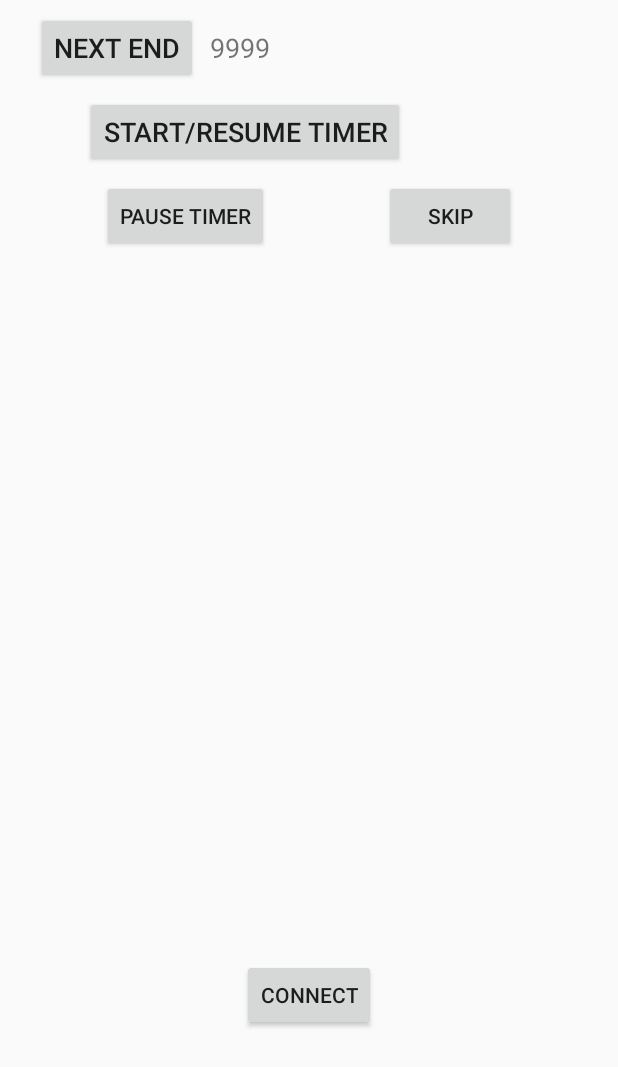
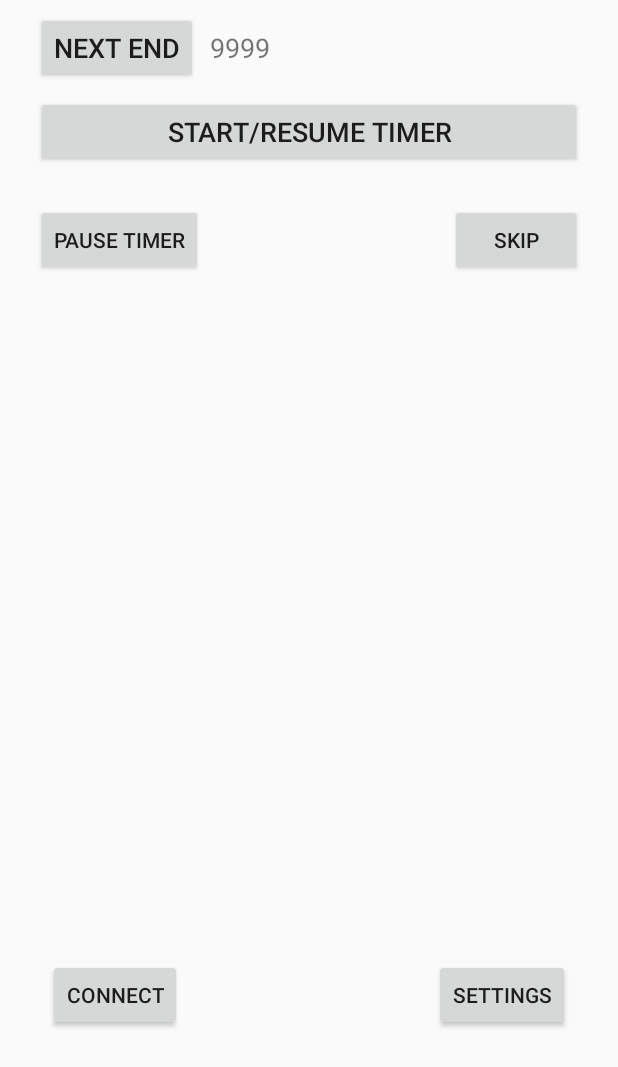
Before and after one commit to steveicarus/archery-timer, an Android app: the screen it shows after launch (MainActivity), on a phone screen of 412 x 824 dp, the part 169-1236 px from its top. Run offline under Robolectric (Android 15) with nearby library versions, the light colour scheme and no system bars.

Commit message:
Add toggle-fullscreen to remote control.
Also add a Settings activity to hold the toggle-fullscreen
and other controls.

```diff
--- a/archery_timer_remote/app/src/main/java/com/icarus/archery_timer_remote/MainActivity.java
+++ b/archery_timer_remote/app/src/main/java/com/icarus/archery_timer_remote/MainActivity.java
@@ -15,6 +15,9 @@ public class MainActivity extends AppCompatActivity {
 
     private final static String DTAG = "MainActivity";
 
+    /* Pointer to the main activity that other activities can use. */
+    public static MainActivity global_activity;
+
     /* This is the connection to the timer device. */
     private static Socket timer_port = new Socket();
 
@@ -28,16 +31,24 @@ public class MainActivity extends AppCompatActivity {
         Log.d(DTAG, "set_port port=" + port.toString());
         timer_port = port;
     }
+
     @Override
     protected void onCreate(Bundle savedInstanceState) {
         super.onCreate(savedInstanceState);
         setContentView(R.layout.activity_main);
+        global_activity = this;
     }
 
     /** Called when the user taps the Connect button */
     public void connect_button_click(View view) {
         Intent intent = new Intent(this, ServerConnection.class);
         startActivityForResult(intent, 1);
+    }
+
+    /** Called with the user taps the Settings button */
+    public void settings_button_click(View view) {
+        Intent intent = new Intent(this, GadgetSettings.class);
+        startActivity(intent);
     }
 
     @Override
@@ -67,6 +78,10 @@ public class MainActivity extends AppCompatActivity {
             (new CommandResponse(this, timer_port)).execute("fast-forward");
     }
 
+    public void toggle_fullscreen_command() {
+        (new CommandResponse(this, timer_port)).execute("toggle-fullscreen");
+    }
+
     public void set_version_string(String text) {
         TextView view = findViewById(R.id.server_version_string);
         view.setText(text);
--- a/archery_timer_remote/app/src/main/res/layout/activity_main.xml
+++ b/archery_timer_remote/app/src/main/res/layout/activity_main.xml
@@ -38,16 +38,16 @@
 
     <Button
         android:id="@+id/start_timer_button"
-        android:layout_width="wrap_content"
+        android:layout_width="0dp"
         android:layout_height="wrap_content"
-        android:layout_marginStart="8dp"
-        android:layout_marginLeft="8dp"
+        android:layout_marginStart="24dp"
         android:layout_marginTop="8dp"
-        android:layout_marginEnd="8dp"
-        android:layout_marginRight="8dp"
+        android:layout_marginEnd="24dp"
+        android:layout_marginBottom="9dp"
         android:onClick="start_timer_button_click"
         android:text="@string/start_timer_button"
         android:textSize="18sp"
+        app:layout_constraintBottom_toTopOf="@+id/pause_button"
         app:layout_constraintEnd_toEndOf="parent"
         app:layout_constraintHorizontal_bias="0.266"
         app:layout_constraintStart_toStartOf="parent"
@@ -57,11 +57,10 @@
         android:id="@+id/pause_button"
         android:layout_width="wrap_content"
         android:layout_height="wrap_content"
-        android:layout_marginTop="8dp"
+        android:layout_marginStart="24dp"
+        android:layout_marginTop="24dp"
         android:onClick="pause_button_click"
         android:text="@string/pause_timer_button"
-        app:layout_constraintEnd_toStartOf="@+id/fast_forward_button"
-        app:layout_constraintHorizontal_bias="0.5"
         app:layout_constraintStart_toStartOf="parent"
         app:layout_constraintTop_toBottomOf="@+id/start_timer_button" />
 
@@ -69,14 +68,11 @@
         android:id="@+id/fast_forward_button"
         android:layout_width="wrap_content"
         android:layout_height="wrap_content"
-        android:layout_marginStart="8dp"
-        android:layout_marginLeft="8dp"
-        android:layout_marginTop="8dp"
+        android:layout_marginTop="24dp"
+        android:layout_marginEnd="24dp"
         android:onClick="fast_forward_button_click"
         android:text="@string/fast_forward_button"
         app:layout_constraintEnd_toEndOf="parent"
-        app:layout_constraintHorizontal_bias="0.5"
-        app:layout_constraintStart_toEndOf="@+id/pause_button"
         app:layout_constraintTop_toBottomOf="@+id/start_timer_button" />
 
     <TextView
@@ -99,14 +95,10 @@
         android:layout_width="wrap_content"
         android:layout_height="wrap_content"
         android:layout_marginStart="32dp"
-        android:layout_marginLeft="32dp"
-        android:layout_marginEnd="32dp"
-        android:layout_marginRight="32dp"
         android:layout_marginBottom="24dp"
         android:onClick="connect_button_click"
         android:text="@string/connect_button"
         app:layout_constraintBottom_toBottomOf="parent"
-        app:layout_constraintEnd_toEndOf="parent"
         app:layout_constraintStart_toStartOf="parent" />
 
     <TextView
@@ -120,5 +112,16 @@
         app:layout_constraintEnd_toEndOf="parent"
         app:layout_constraintStart_toStartOf="parent" />
 
+    <Button
+        android:id="@+id/settings_button"
+        android:layout_width="wrap_content"
+        android:layout_height="wrap_content"
+        android:layout_marginEnd="32dp"
+        android:layout_marginBottom="24dp"
+        android:onClick="settings_button_click"
+        android:text="@string/settings_button"
+        app:layout_constraintBottom_toBottomOf="parent"
+        app:layout_constraintEnd_toEndOf="parent" />
+
 
 </androidx.constraintlayout.widget.ConstraintLayout>
--- a/archery_timer_remote/app/src/main/res/values/strings.xml
+++ b/archery_timer_remote/app/src/main/res/values/strings.xml
@@ -11,4 +11,9 @@
     <string name="ip_number_label">IP Number</string>
     <string name="ip_port_label">Port Number</string>
     <string name="ip_number_default">192.168.4.1</string>
+    <string name="callup_time_label">Callup time:</string>
+    <string name="fullscreen_button">Toggle fullscreen</string>
+    <string name="end_time_label">End time:</string>
+    <string name="warn_time_label">Warn time:</string>
+    <string name="settings_button">Settings</string>
 </resources>
```
Also changed, not shown: archery_timer_remote/app/src/main/AndroidManifest.xml (+8 -6 lines), archery_timer_remote/app/src/main/java/com/icarus/archery_timer_remote/GadgetSettings.java (added, +21 -0 lines), archery_timer_remote/app/src/main/res/layout/activity_gadget_settings.xml (added, +84 -0 lines), 5 other files.
